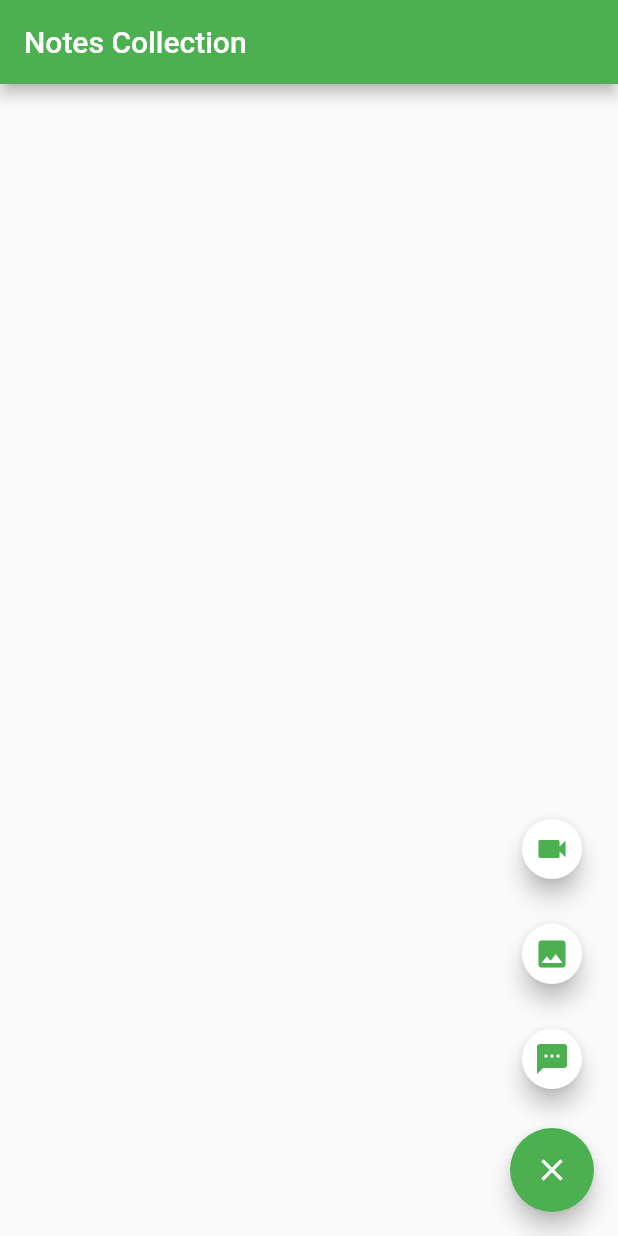
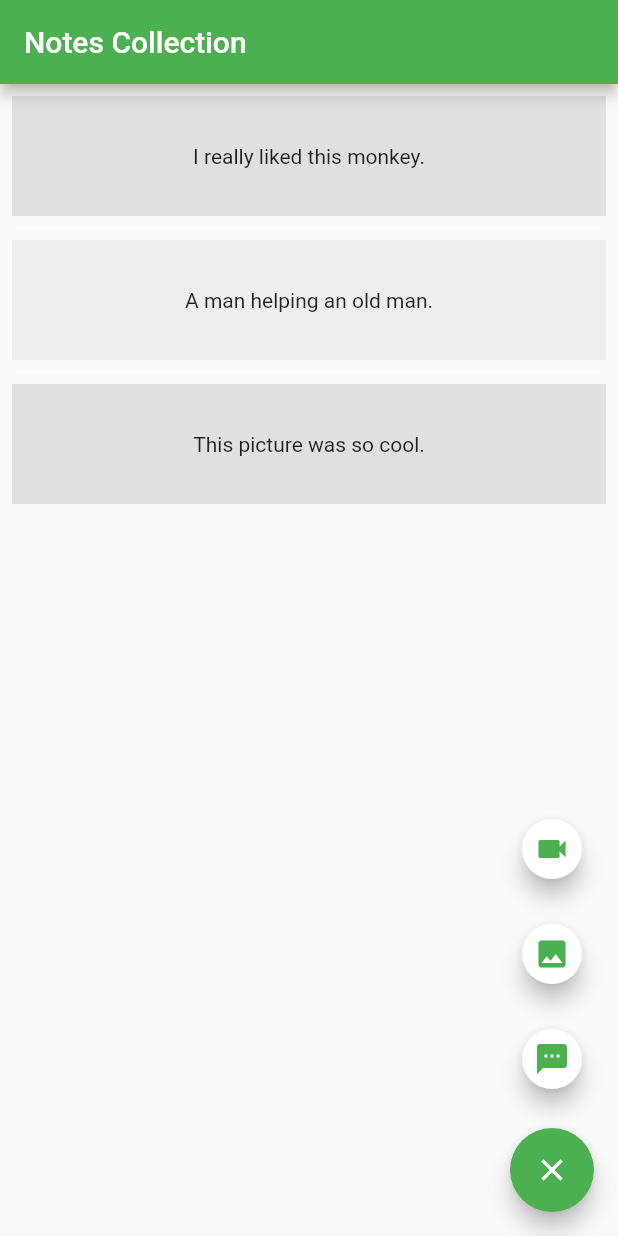
Before and after one commit to gorkhali125/flutter_diary, a Flutter app: the screen it shows after launch, after a tap on the "add" icon, on a phone screen of 412 x 824 dp. Run offline on Flutter 3.47's test engine with Material 2 defaults, Android fonts, the phone set to English and light mode, and no system bars; our stand-ins replace sqflite; accounts and stored records are empty.

Commit message:
Add dummy note list view

```diff
--- a/lib/main.dart
+++ b/lib/main.dart
@@ -1,6 +1,7 @@
 import 'package:flutter/material.dart';
 import 'dart:math' as math;
 
+import "package:flutter_diary/view/note_list.dart";
 import "package:flutter_diary/form/add_text_note.dart";
 
 void main() {
@@ -54,9 +55,11 @@ class _MyHomePageState extends State<MyHomePage> with TickerProviderStateMixin {
   Widget build(BuildContext context) {
     Color backgroundColor = Theme.of(context).cardColor;
     Color foregroundColor = Theme.of(context).accentColor;
+
     return new Scaffold(
       key: globalKey,
       appBar: new AppBar(title: new Text('Notes Collection')),
+      body: NoteList(),
       floatingActionButton: new Column(
         mainAxisSize: MainAxisSize.min,
         children: new List.generate(icons.length, (int index) {
--- /dev/null
+++ b/lib/view/note_list.dart
@@ -0,0 +1,37 @@
+import 'package:flutter/material.dart';
+
+import 'package:flutter_diary/model/note.dart';
+import 'package:flutter_diary/db/db_helper.dart';
+
+class NoteList extends StatefulWidget {
+  NoteList({Key key}) : super(key: key);
+
+  NoteListState createState() => NoteListState();
+}
+
+class NoteListState extends State<NoteList> {
+  @override
+  Widget build(BuildContext context) {
+    final List<String> entries = <String>[
+      'I really liked this monkey.',
+      'A man helping an old man.',
+      'This picture was so cool.'
+    ];
+    final List<int> colorCodes = <int>[300, 200];
+    final double listHeight = 80;
+
+    return ListView.separated(
+      padding: const EdgeInsets.all(8),
+      itemCount: entries.length,
+      itemBuilder: (BuildContext context, int index) {
+        return Container(
+          height: listHeight,
+          color: Colors.grey[(index % 2 == 0) ? colorCodes[0] : colorCodes[1]],
+          child: Center(child: Text('${entries[index]}')),
+        );
+      },
+      separatorBuilder: (BuildContext context, int index) =>
+          const Divider(color: Colors.white),
+    );
+  }
+}
```
